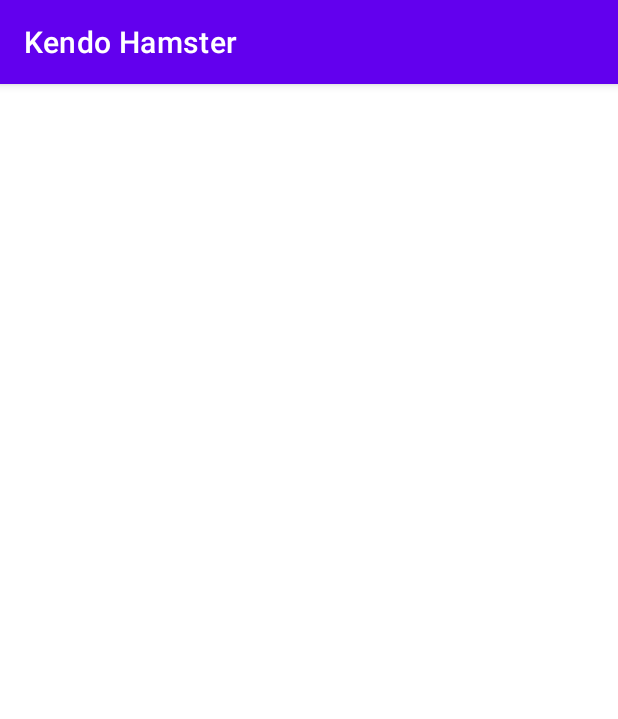
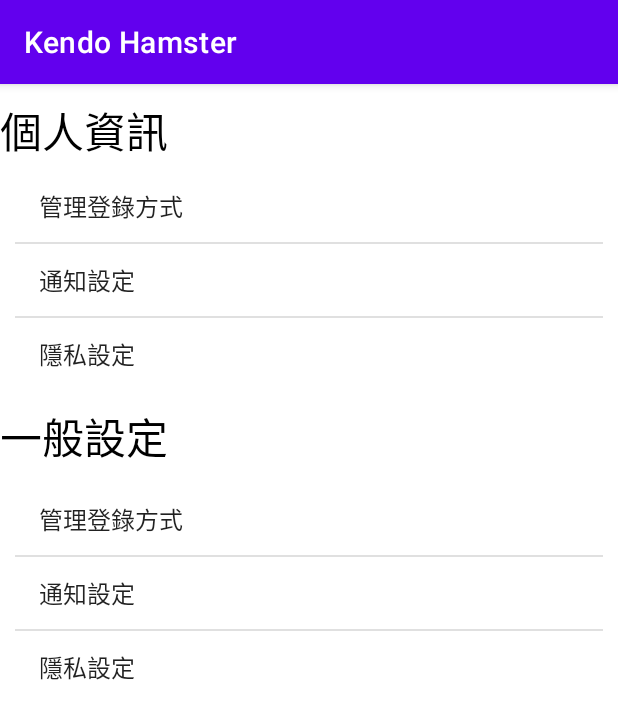
Before and after one commit to Yang-Yun-Yeh/KendoHamster, an Android app: the Settings screen opened directly, with no data from a screen before it, on a phone screen of 412 x 824 dp. Shown: the top 719 px of the screen. Run offline under Robolectric (Android 15) with nearby library versions, the light colour scheme and no system bars.

Commit message:
finish settings history menu layout

```diff
--- a/app/src/main/java/com/ncumis/kendohamster/Settings.java
+++ b/app/src/main/java/com/ncumis/kendohamster/Settings.java
@@ -2,13 +2,56 @@ package com.ncumis.kendohamster;
 
 import androidx.appcompat.app.AppCompatActivity;
 
+import android.app.Person;
 import android.os.Bundle;
+import android.view.View;
+import android.widget.AdapterView;
+import android.widget.ArrayAdapter;
+import android.widget.ListView;
+import android.widget.Toast;
 
 public class Settings extends AppCompatActivity {
+    ListView listView1;
+    String PersonalInformation[];
+    ArrayAdapter<String> adapter1;
+
+    ListView listView2;
+    String settingsGeneral[];
+    ArrayAdapter<String> adapter2;
 
     @Override
     protected void onCreate(Bundle savedInstanceState) {
         super.onCreate(savedInstanceState);
         setContentView(R.layout.activity_settings);
+        //個人資訊欄位設定
+        listView1 = findViewById(R.id.listInformation);
+        PersonalInformation = getResources().getStringArray(R.array.PersonalInformation);
+
+        adapter1 = new ArrayAdapter<String>(this, android.R.layout.simple_list_item_1, PersonalInformation);
+        listView1.setAdapter(adapter1);
+
+        listView1.setOnItemClickListener(new AdapterView.OnItemClickListener() {
+            @Override
+            public void onItemClick(AdapterView<?> adapterView, View view, int i, long l) {
+                String personalInformation = adapterView.getItemAtPosition(i).toString();
+                Toast.makeText(getApplicationContext(),"選擇" + personalInformation,Toast.LENGTH_LONG).show();
+            }
+        });
+        //一般設定欄位
+        listView2 = findViewById(R.id.listGeneral);
+        settingsGeneral = getResources().getStringArray(R.array.settingsGeneral);
+
+        adapter2 = new ArrayAdapter<String>(this, android.R.layout.simple_list_item_1, PersonalInformation);
+        listView2.setAdapter(adapter2);
+
+        listView2.setOnItemClickListener(new AdapterView.OnItemClickListener() {
+            @Override
+            public void onItemClick(AdapterView<?> adapterView, View view, int i, long l) {
+                String settingsGeneral = adapterView.getItemAtPosition(i).toString();
+                Toast.makeText(getApplicationContext(),"選擇" + settingsGeneral,Toast.LENGTH_LONG).show();
+            }
+        });
+
+
     }
 }
--- a/app/src/main/res/layout/activity_settings.xml
+++ b/app/src/main/res/layout/activity_settings.xml
@@ -1,9 +1,43 @@
 <?xml version="1.0" encoding="utf-8"?>
-<androidx.constraintlayout.widget.ConstraintLayout xmlns:android="http://schemas.android.com/apk/res/android"
+<LinearLayout xmlns:android="http://schemas.android.com/apk/res/android"
     xmlns:app="http://schemas.android.com/apk/res-auto"
     xmlns:tools="http://schemas.android.com/tools"
     android:layout_width="match_parent"
-    android:layout_height="match_parent"
+    android:layout_height="wrap_content"
+    android:layout_marginTop="10dp"
+    android:orientation="vertical"
     tools:context=".Settings">
 
-</androidx.constraintlayout.widget.ConstraintLayout>
+    <TextView
+        android:id="@+id/textView"
+        android:layout_width="match_parent"
+        android:layout_height="37dp"
+        android:layout_weight="1"
+        android:text="個人資訊"
+        android:textColor="@color/black"
+        android:textSize="28sp" />
+
+    <ListView
+        android:id="@+id/listInformation"
+        android:layout_width="match_parent"
+        android:layout_height="wrap_content"
+        android:layout_margin="10dp"
+        android:layout_weight="1" />
+
+    <TextView
+        android:id="@+id/textView3"
+        android:layout_width="match_parent"
+        android:layout_height="wrap_content"
+        android:layout_weight="1"
+        android:text="一般設定"
+        android:textColor="@color/black"
+        android:textSize="28sp" />
+
+    <ListView
+        android:id="@+id/listGeneral"
+        android:layout_width="match_parent"
+        android:layout_height="match_parent"
+        android:layout_margin="10dp"
+        android:layout_weight="1" />
+
+</LinearLayout>
--- a/app/src/main/res/values/strings.xml
+++ b/app/src/main/res/values/strings.xml
@@ -1,3 +1,19 @@
 <resources>
     <string name="app_name">Kendo Hamster</string>
+    <string-array name="menu">
+        <item>菜單一</item>
+        <item>菜單二</item>
+        <item>菜單三</item>
+    </string-array>
+
+    <string-array name="PersonalInformation">
+        <item>管理登錄方式</item>
+        <item>通知設定</item>
+        <item>隱私設定</item>
+    </string-array>
+
+    <string-array name="settingsGeneral">
+        <item>校準</item>
+        <item>語言</item>
+    </string-array>
 </resources>
```
Also changed, not shown: app/src/main/java/com/ncumis/kendohamster/History.java (+17 -0 lines), app/src/main/java/com/ncumis/kendohamster/TrainingMenu.java (+32 -0 lines), app/src/main/res/layout/activity_history.xml (+23 -2 lines), app/src/main/res/layout/activity_training_menu.xml (+20 -0 lines).
